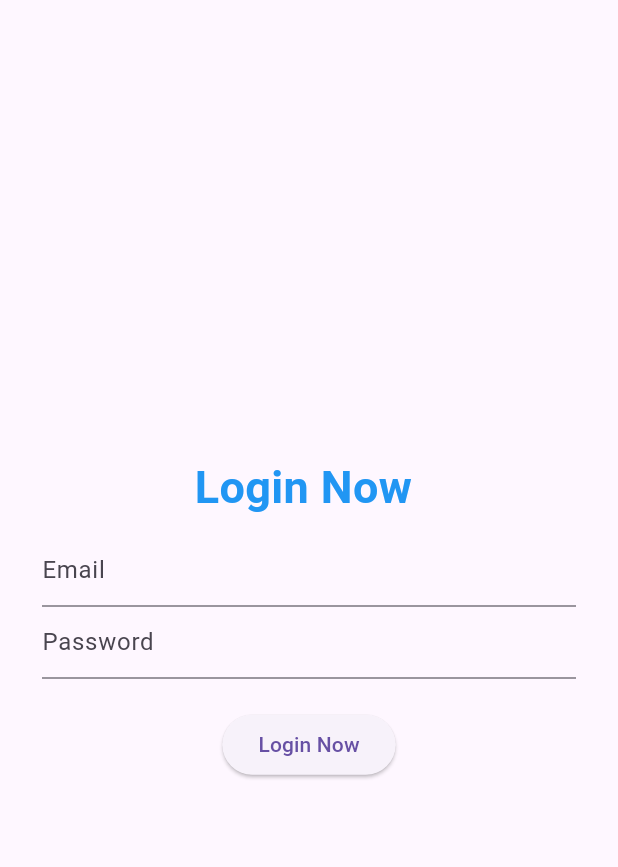
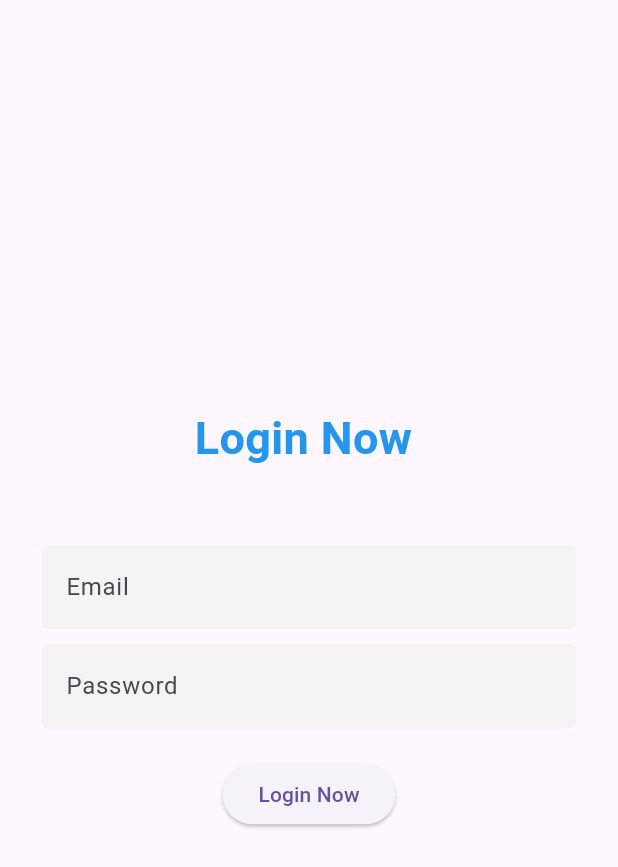
Before and after one commit to robindevelops/Learning-Bloc, a Flutter app: the screen it shows after launch, on a phone screen of 412 x 824 dp. Shown: the top 867 px of the screen. Run offline on Flutter 3.47's test engine with Material 3 defaults, Android fonts, the phone set to English and light mode, and no system bars; our stand-ins replace bloc, flutter_bloc.

Commit message:
Ui Updated

```diff
--- a/lib/login_screen.dart
+++ b/lib/login_screen.dart
@@ -36,10 +36,11 @@ class _LoginPageState extends State<LoginPage> {
         }
       },
       child: Scaffold(
-        body: Padding(
+        body: Center(
+          child: SingleChildScrollView(
+            child: Padding(
               padding: const EdgeInsets.symmetric(horizontal: 28.0),
               child: Column(
-            mainAxisAlignment: MainAxisAlignment.center,
                 children: [
                   Text(
                     "Login Now ",
@@ -48,20 +49,42 @@ class _LoginPageState extends State<LoginPage> {
                         fontWeight: FontWeight.bold,
                         color: Colors.blue),
                   ),
+                  SizedBox(height: 50),
+                  TextField(
+                    controller: email,
+                    decoration: InputDecoration(
+                      hintText: "Email",
+                      filled: true,
+                      fillColor: Color.fromARGB(255, 244, 242, 242),
+                      enabledBorder: OutlineInputBorder(
+                        borderSide: BorderSide.none,
+                      ),
+                      focusedBorder: OutlineInputBorder(
+                        borderSide: BorderSide.none,
+                      ),
+                    ),
+                  ),
                   SizedBox(height: 10),
                   TextField(
-                controller: email,
-                decoration: InputDecoration(hintText: "Email"),
+                    controller: password,
+                    decoration: InputDecoration(
+                      hintText: "Password",
+                      filled: true,
+                      fillColor: Color.fromARGB(255, 244, 242, 242),
+                      enabledBorder: OutlineInputBorder(
+                        borderSide: BorderSide.none,
                       ),
-              TextField(
-                controller: password,
-                decoration: InputDecoration(hintText: "Password"),
+                      focusedBorder: OutlineInputBorder(
+                        borderSide: BorderSide.none,
+                      ),
+                    ),
                   ),
                   SizedBox(height: 20),
                   ElevatedButton(
                     onPressed: () {
                       auth.add(
-                    LoginRequsted(email: email.text, password: password.text),
+                        LoginRequsted(
+                            email: email.text, password: password.text),
                       );
                     },
                     child: Text("Login Now"),
@@ -70,6 +93,8 @@ class _LoginPageState extends State<LoginPage> {
               ),
             ),
           ),
+        ),
+      ),
     );
   }
 }
```
Lines whose indentation alone changed are shown as unchanged.
